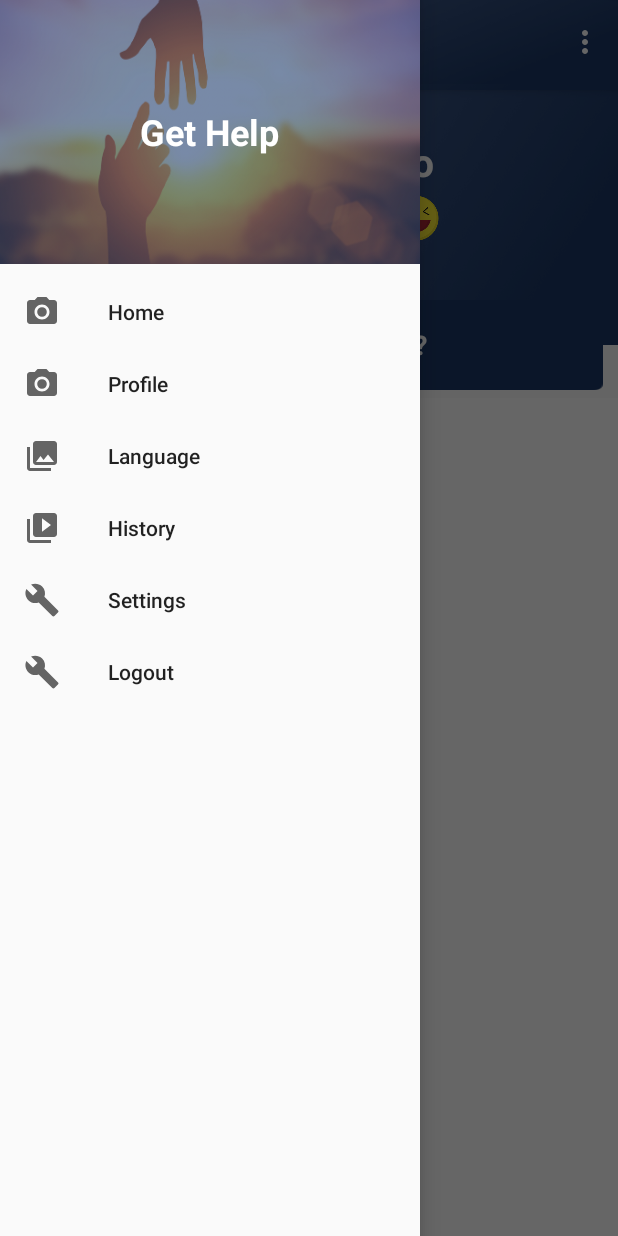
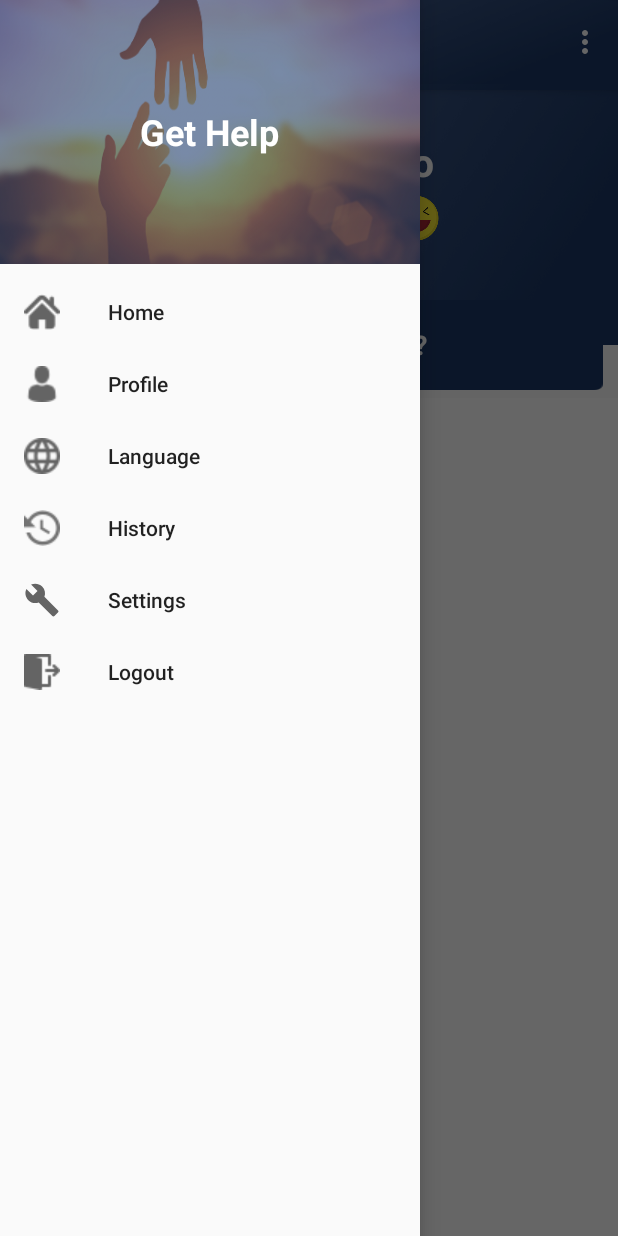
Before and after one commit to softwrengr/Get_Help, an Android app: the NavigationDrawerActivity screen opened directly, with no data from a screen before it, with the side drawer open, on a phone screen of 412 x 824 dp. Run offline under Robolectric (Android 15) with nearby library versions, the phone set to English and light mode, and no system bars; our stand-ins replace ButterKnife; libraries missing offline, so code that uses them is left out: cc.cloudist.acplibrary, com.facebook, com.facebook.login; 2 statements that could not run were skipped.

```diff
--- a/app/src/main/java/com/techease/gethelp/activities/MainActivity.java
+++ b/app/src/main/java/com/techease/gethelp/activities/MainActivity.java
@@ -25,6 +25,7 @@ public class MainActivity extends AppCompatActivity {
         GeneralUtils.putStringValueInEditor(MainActivity.this, "deviceID", MyFirebaseInstanceIdService.DEVICE_TOKEN).apply();
         if(GeneralUtils.getSharedPreferences(MainActivity.this).getBoolean("loggedIn",false)){
             startActivity(new Intent(MainActivity.this, NavigationDrawerActivity.class));
+            finish();
         }else {
             GeneralUtils.connectFragment(this,new CheckUserFragment());
         }
--- a/app/src/main/java/com/techease/gethelp/activities/NavigationDrawerActivity.java
+++ b/app/src/main/java/com/techease/gethelp/activities/NavigationDrawerActivity.java
@@ -98,6 +98,11 @@ public class NavigationDrawerActivity extends AppCompatActivity
             if (id == R.id.nav_home) {
                 getFragmentManager().beginTransaction().replace(R.id.main_container, fragment).addToBackStack("").commit();
 
+            }else if (id == R.id.nav_logout) {
+                GeneralUtils.putBooleanValueInEditor(this, "loggedIn", false).commit();
+                startActivity(new Intent(NavigationDrawerActivity.this, MainActivity.class));
+                LoginManager.getInstance().logOut();
+                this.finish();
             }
             DrawerLayout drawer = (DrawerLayout) findViewById(R.id.drawer_layout);
             drawer.closeDrawer(GravityCompat.START);
--- a/app/src/main/java/com/techease/gethelp/activities/SplashActivity.java
+++ b/app/src/main/java/com/techease/gethelp/activities/SplashActivity.java
@@ -14,13 +14,15 @@ public class SplashActivity extends AppCompatActivity {
         super.onCreate(savedInstanceState);
         setContentView(R.layout.activity_splash);
 
-
+        finish();
         Handler handler = new Handler();
         handler.postDelayed(new Runnable() {
             @Override
             public void run() {
                 startActivity(new Intent(SplashActivity.this,MainActivity.class));
+
             }
         },2000);
+
     }
 }
--- a/app/src/main/res/menu/activity_navigation_drawer_drawer.xml
+++ b/app/src/main/res/menu/activity_navigation_drawer_drawer.xml
@@ -7,20 +7,20 @@
 
         <item
             android:id="@+id/nav_home"
-            android:icon="@drawable/ic_menu_camera"
+            android:icon="@drawable/home_icon"
             android:title="Home" />
 
         <item
             android:id="@+id/nav_profile"
-            android:icon="@drawable/ic_menu_camera"
+            android:icon="@drawable/profile_icon"
             android:title="Profile" />
         <item
             android:id="@+id/nav_language"
-            android:icon="@drawable/ic_menu_gallery"
+            android:icon="@drawable/language_icon"
             android:title="Language" />
         <item
             android:id="@+id/nav_history"
-            android:icon="@drawable/ic_menu_slideshow"
+            android:icon="@drawable/history_icon"
             android:title="History" />
         <item
             android:id="@+id/nav_setting"
@@ -28,7 +28,7 @@
             android:title="Settings" />
         <item
             android:id="@+id/nav_logout"
-            android:icon="@drawable/ic_menu_manage"
+            android:icon="@drawable/logout"
             android:title="Logout" />
     </group>
 
```
Also changed, not shown: app/src/main/res/drawable/history_icon.png (added), app/src/main/res/drawable/home_icon.png (added), app/src/main/res/drawable/language_icon.png (added), app/src/main/res/drawable/logout.png (added), app/src/main/res/drawable/profile_icon.png (added).
